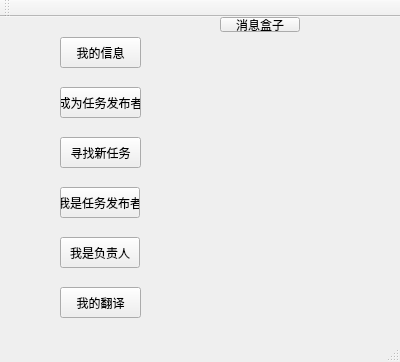
Above: mainwindow.ui from ljy9912/summer before the change. Below: the same form after it.
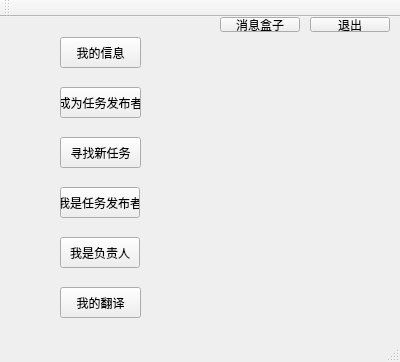
That is the form after the change.

Patch:
```diff
--- a/mainwindow.ui
+++ b/mainwindow.ui
@@ -105,6 +105,19 @@
      <string>消息盒子</string>
     </property>
    </widget>
+   <widget class="QPushButton" name="exitBtn">
+    <property name="geometry">
+     <rect>
+      <x>310</x>
+      <y>0</y>
+      <width>80</width>
+      <height>15</height>
+     </rect>
+    </property>
+    <property name="text">
+     <string>退出</string>
+    </property>
+   </widget>
   </widget>
   <widget class="QMenuBar" name="menuBar">
    <property name="geometry">
```
